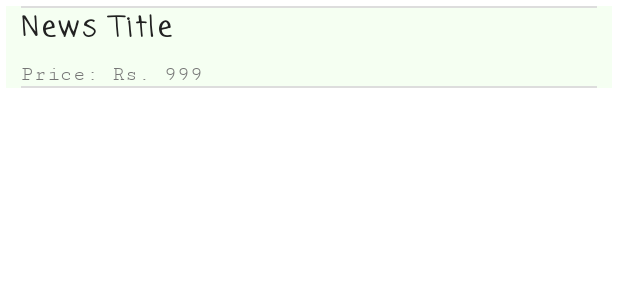
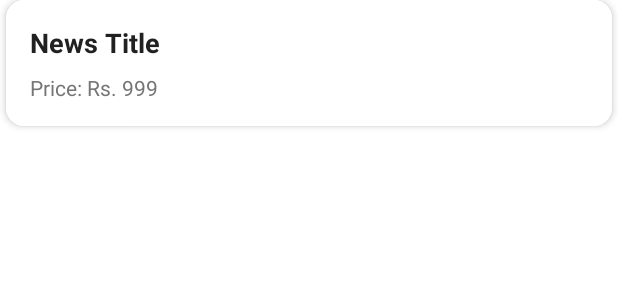
Before and after one commit to Siddhanttamang/SmartKrishi-android, an Android app: the layout item_news.xml on its own in the app's theme, with its tools: preview values and no code run, on a phone screen of 412 x 824 dp. Shown: the top 300 px of the screen. Run offline under Robolectric (Android 15) with nearby library versions, the phone set to English and light mode, and no system bars.

Commit message:
error_fixed

```diff
--- a/app/src/main/java/com/example/smartkrishi/fragments/PostProductFragment.java
+++ b/app/src/main/java/com/example/smartkrishi/fragments/PostProductFragment.java
@@ -116,7 +116,15 @@ public class PostProductFragment extends Fragment {
             public void onResponse(Call<Void> call, Response<Void> response) {
                 if (response.isSuccessful()) {
                     Toast.makeText(getContext(), "Product posted successfully", Toast.LENGTH_SHORT).show();
-                } else {
+
+                    // Navigate to MarketFragment
+                    requireActivity().getSupportFragmentManager()
+                            .beginTransaction()
+                            .replace(R.id.fragment_container, new MarketFragment())
+                            .addToBackStack(null) // optional if you want to allow back navigation
+                            .commit();
+                }
+                else {
                     try {
                         String error = response.errorBody() != null ? response.errorBody().string() : "No error body";
                         Log.e("PostProduct", "Failed: " + response.code() + ", " + error);
--- a/app/src/main/java/com/example/smartkrishi/utils/MenuHandler.java
+++ b/app/src/main/java/com/example/smartkrishi/utils/MenuHandler.java
@@ -35,8 +35,7 @@ public class MenuHandler {
 
         } else if (itemId == R.id.nav_detect) {
             // Show dialog overlay instead of replacing fragment
-            new ImagePickerFragment().show(activity.getSupportFragmentManager(), "ImagePicker");
-            return true;
+            replaceFragment(new ImagePickerFragment());
 
         } else if (itemId == R.id.nav_market) {
             header.setText("Market Place");
--- a/app/src/main/res/layout/item_news.xml
+++ b/app/src/main/res/layout/item_news.xml
@@ -1,15 +1,20 @@
-<LinearLayout xmlns:android="http://schemas.android.com/apk/res/android"
+<?xml version="1.0" encoding="utf-8"?>
+<androidx.cardview.widget.CardView xmlns:android="http://schemas.android.com/apk/res/android"
+    android:layout_width="match_parent"
+    android:layout_height="wrap_content"
+    xmlns:app="http://schemas.android.com/apk/res-auto"
+    android:layout_marginBottom="12dp"
+    app:cardCornerRadius="12dp"
+    app:cardElevation="3dp"
+    android:layout_marginHorizontal="4dp">
+
+    <LinearLayout
         android:layout_width="match_parent"
         android:layout_height="wrap_content"
         android:orientation="vertical"
-    android:paddingLeft="10dp"
-    android:paddingRight="10dp"
-    android:background="#f5fff2"
-    android:layout_margin="4dp">
-    <View
-        android:layout_width="match_parent"
-        android:layout_height="1dp"
-        android:background="#DDDDDD" />
+        android:background="#FFFFFF"
+        android:padding="16dp">
+
         <TextView
             android:id="@+id/newsTitle"
             android:layout_width="match_parent"
@@ -18,8 +23,6 @@
             android:textStyle="bold"
             android:textSize="18sp"
             android:textColor="#212121"
-        android:fontFamily="casual"
-        android:letterSpacing="0.1"
             android:maxLines="2"
             android:ellipsize="end" />
 
@@ -30,11 +33,8 @@
             android:text="Price: Rs. 999"
             android:textSize="14sp"
             android:textColor="#757575"
-        android:fontFamily="serif-monospace"
             android:layout_marginTop="8dp" />
-    <View
-        android:layout_width="match_parent"
-        android:layout_height="1dp"
-        android:background="#DDDDDD" />
 
     </LinearLayout>
+
+</androidx.cardview.widget.CardView>
```
Lines whose indentation alone changed are shown as unchanged.
